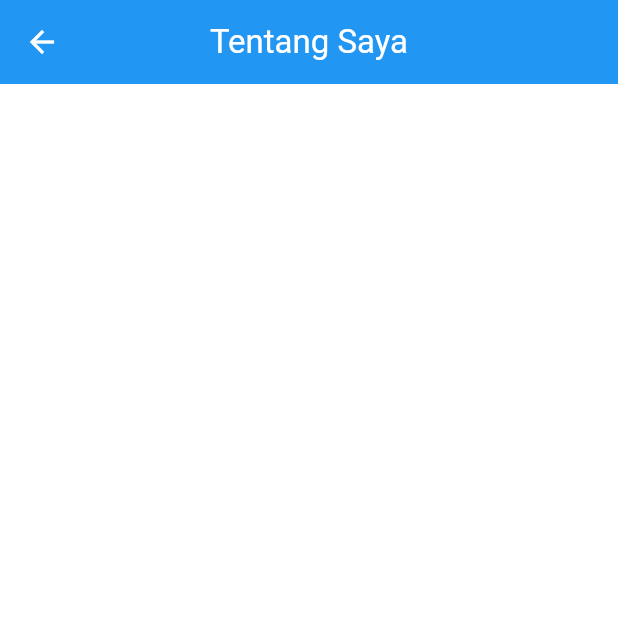
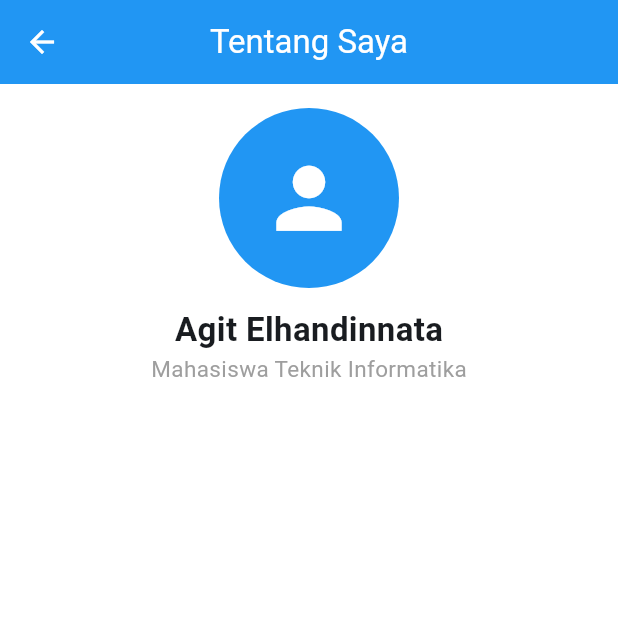
Before and after one commit to AgiteElhan/UTS_PML_1124160178, a Flutter app: the AboutPage screen opened directly, on a phone screen of 412 x 824 dp, the top half of it. Run offline on Flutter 3.47's test engine with Material 3 defaults, Android fonts, the phone set to English and light mode, and no system bars.

Commit message:
membuat header halaman tentang saayaa

```diff
--- a/profil_app/lib/main.dart
+++ b/profil_app/lib/main.dart
@@ -64,7 +64,7 @@ class _MyAppState extends State<MyApp> {
         ),
 
 
-        // '/about': (context) => const AboutPage(),
+        '/about': (context) => const AboutPage(),
       },
     );
   }
--- a/profil_app/lib/screens/about_page.dart
+++ b/profil_app/lib/screens/about_page.dart
@@ -18,7 +18,34 @@ class AboutPage extends StatelessWidget {
         padding: EdgeInsets.all(16),
         children: [
           const Center(
-
+            child: Column(
+              children: [
+                CircleAvatar(
+                  radius: 60,
+                  backgroundColor: Colors.blue,
+                  child: Icon(
+                    Icons.person,
+                    size: 65,
+                    color: Colors.white,
+                  ),
+                ),
+                SizedBox(height: 12,),
+                Text(
+                  'Agit Elhandinnata',
+                   style: TextStyle(
+                    fontSize: 22,
+                    fontWeight: FontWeight.bold,
+                  ),
+                ),
+                Text(
+                  'Mahasiswa Teknik Informatika',
+                  style: TextStyle(
+                    fontSize: 15,
+                    color: Colors.grey,
+                  ),
+                )
+              ],
+            ),
           )
         ],
       ),
```
